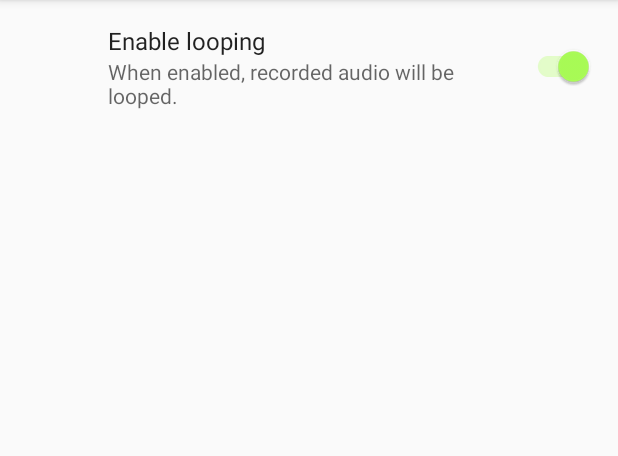
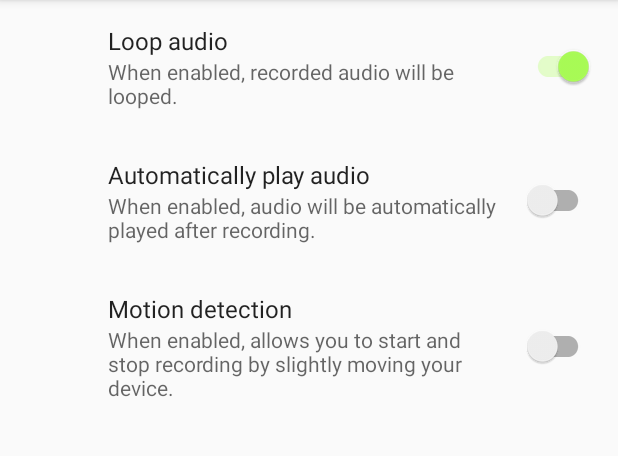
Before and after one commit to Viktor-Bubanja/Looper-Pedal--Android-App, an Android app: the PreferencesActivity screen opened directly, with no data from a screen before it, on a phone screen of 412 x 824 dp, the part 84-540 px from its top. Run offline under Robolectric (Android 15) with nearby library versions, the phone set to English and light mode, and no system bars; our stand-ins replace androidx.preference.

Commit message:
Implement motion detection so users can start/stop audio by moving device

```diff
--- a/app/src/main/java/com/example/looper/audio/SamplePlayer.kt
+++ b/app/src/main/java/com/example/looper/audio/SamplePlayer.kt
@@ -21,10 +21,6 @@ class SamplePlayer(context: Context): SoundPoolHolder {
     }
 
     fun playKick() {
-        Log.d("AAA", "kickId")
-        Log.d("AAA", kickId.toString())
-        Log.d("AAA", "soundPool")
-        Log.d("AAA", soundPool.toString())
         kickId?.let { playSound(it, soundPool) }
     }
 
--- a/app/src/main/java/com/example/looper/contants.kt
+++ b/app/src/main/java/com/example/looper/contants.kt
@@ -1,4 +1,4 @@
 package com.example.looper
 
 val CHANNEL_ID = "100"
-val DEFAULT_FILENAME = "RECORDING.mp3"
+val DEFAULT_FILENAME = "RECORDING"
--- a/app/src/main/res/layout/save_window.xml
+++ b/app/src/main/res/layout/save_window.xml
@@ -31,7 +31,7 @@
                 app:srcCompat="@drawable/close_icon" />
 
             <EditText
-                android:id="@+id/inputFileName"
+                android:id="@+id/inputFilename"
                 android:layout_width="match_parent"
                 android:layout_height="wrap_content"
                 android:layout_gravity="center"
@@ -39,7 +39,6 @@
                 android:textColorHint="@color/lightGreen"
                 android:padding="@dimen/standard_padding"
                 android:textSize="@dimen/text_size"
-                android:text="@string/default_file_name"
                 android:textColor="@color/green"/>
 
             <Button
--- a/app/src/main/res/values/strings.xml
+++ b/app/src/main/res/values/strings.xml
@@ -1,7 +1,7 @@
 <resources>
     <string name="app_name">Looper</string>
     <string name="looping">Looping</string>
-    <string name="enable_looping">Enable looping</string>
+    <string name="enable_looping_title">Loop audio</string>
     <string name="looping_pref_summary">When enabled, recorded audio will be looped.</string>
     <string name="channel_name">notifications</string>
     <string name="channel_description">notification channel</string>
@@ -14,4 +14,9 @@
     <string name="share">Share</string>
     <string name="send_to">Share recording to</string>
     <string name="notification_title">Looper stopped recording</string>
+    <string name="auto_play_audio_title">Automatically play audio</string>
+    <string name="auto_play_summary">When enabled, audio will be automatically played after recording.</string>
+    <string name="motion_detection_title">Motion detection</string>
+    <string name="motion_detection_summary">When enabled, allows you to start and stop recording by slightly moving your device.</string>
+    <string name="empty_filename_msg">Filename can\'t be empty!</string>
 </resources>
--- a/app/src/main/res/xml/preference.xml
+++ b/app/src/main/res/xml/preference.xml
@@ -3,8 +3,20 @@
 
     <SwitchPreferenceCompat
         app:key="enableLooping"
-        app:title="@string/enable_looping"
+        app:title="@string/enable_looping_title"
         app:summary="@string/looping_pref_summary"
         app:defaultValue="true"/>
 
+    <SwitchPreferenceCompat
+        app:key="autoPlayAudio"
+        app:title="@string/auto_play_audio_title"
+        app:summary="@string/auto_play_summary"
+        app:defaultValue="false"/>
+
+    <SwitchPreferenceCompat
+        app:key="motionDetection"
+        app:title="@string/motion_detection_title"
+        app:summary="@string/motion_detection_summary"
+        app:defaultValue="false"/>
+
 </PreferenceScreen>
```
Also changed, not shown: app/src/main/java/com/example/looper/activity/MainActivity.kt (+107 -36 lines), app/src/main/java/com/example/looper/audio/AudioFilePlayer.kt (+11 -9 lines), app/src/main/java/com/example/looper/audio/AudioRecorder.kt (+11 -4 lines).
